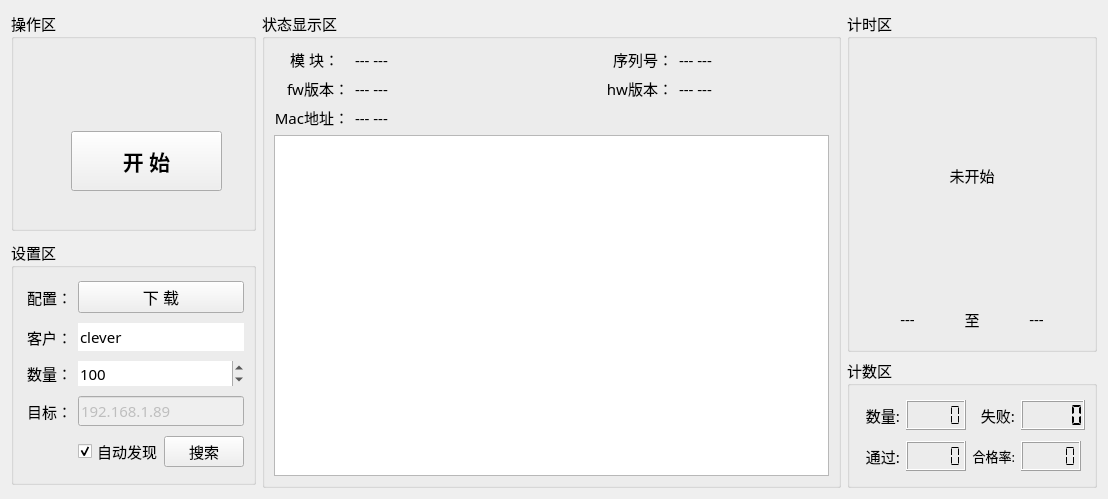
Above: pro_fvt/home/home_workwid.ui from ChinaClever/MPro-Tools before the change. Below: the same form after it.
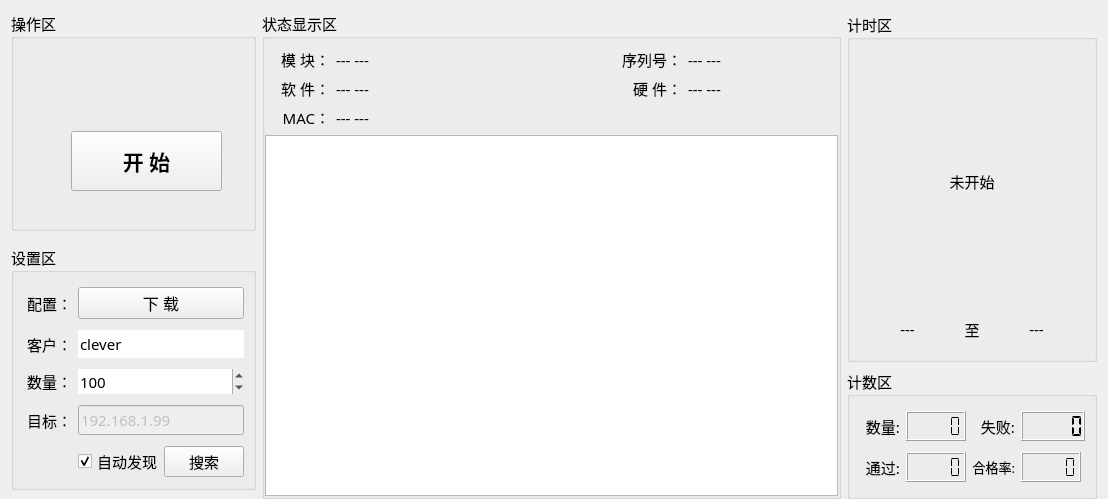
That is the form after the change.

The edit to the form file:
```diff
--- a/pro_fvt/home/home_workwid.ui
+++ b/pro_fvt/home/home_workwid.ui
@@ -19,6 +19,9 @@
    <string>Form</string>
   </property>
   <layout class="QGridLayout" name="gridLayout">
+   <property name="bottomMargin">
+    <number>0</number>
+   </property>
    <item row="0" column="2" rowspan="2">
     <widget class="QGroupBox" name="groupBox_1">
      <property name="minimumSize">
@@ -119,6 +122,15 @@
       <string>状态显示区</string>
      </property>
      <layout class="QGridLayout" name="gridLayout_5">
+      <property name="leftMargin">
+       <number>0</number>
+      </property>
+      <property name="rightMargin">
+       <number>0</number>
+      </property>
+      <property name="bottomMargin">
+       <number>0</number>
+      </property>
       <item row="0" column="0">
        <widget class="QLabel" name="label_15">
         <property name="maximumSize">
@@ -173,8 +185,14 @@
       </item>
       <item row="1" column="0">
        <widget class="QLabel" name="label_14">
+        <property name="layoutDirection">
+         <enum>Qt::LeftToRight</enum>
+        </property>
         <property name="text">
-         <string>fw版本：</string>
+         <string>软 件：</string>
+        </property>
+        <property name="textFormat">
+         <enum>Qt::AutoText</enum>
         </property>
         <property name="alignment">
          <set>Qt::AlignRight|Qt::AlignTrailing|Qt::AlignVCenter</set>
@@ -197,7 +215,7 @@
          </size>
         </property>
         <property name="text">
-         <string>hw版本：</string>
+         <string>硬 件：</string>
         </property>
         <property name="alignment">
          <set>Qt::AlignRight|Qt::AlignTrailing|Qt::AlignVCenter</set>
@@ -220,7 +238,7 @@
       <item row="2" column="0">
        <widget class="QLabel" name="label_16">
         <property name="text">
-         <string>Mac地址：</string>
+         <string>MAC：</string>
         </property>
         <property name="alignment">
          <set>Qt::AlignRight|Qt::AlignTrailing|Qt::AlignVCenter</set>
@@ -493,6 +511,9 @@
       <string>设置区</string>
      </property>
      <layout class="QGridLayout" name="gridLayout_3">
+      <property name="bottomMargin">
+       <number>0</number>
+      </property>
       <item row="0" column="0">
        <widget class="QLabel" name="label_13">
         <property name="minimumSize">
@@ -631,7 +652,7 @@
          <bool>false</bool>
         </property>
         <property name="text">
-         <string>192.168.1.89</string>
+         <string>192.168.1.99</string>
         </property>
        </widget>
       </item>
```
Left out of the diff: 1 changed line with no effect on the pictures.
